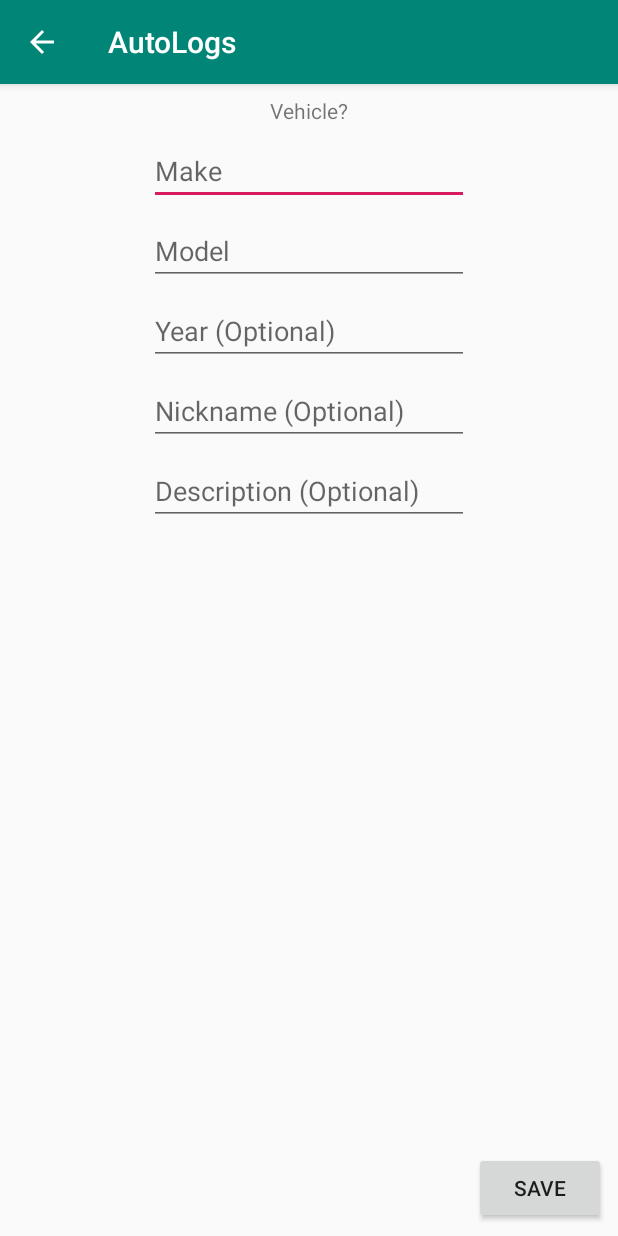
After one commit to MATTALUI/AutologsMobile--Android, an Android app: the CreateVehicleActivity screen opened directly, with no data from a screen before it, on a phone screen of 412 x 824 dp. The commit adds this screen. Run offline under Robolectric (Android 15) with nearby library versions, the phone set to English and light mode, and no system bars; network calls fail.

Commit message:
feat(#4): add ability to create a vehicle

```diff
--- a/app/src/main/AndroidManifest.xml
+++ b/app/src/main/AndroidManifest.xml
@@ -27,6 +27,10 @@
             android:name=".ViewVehicles"
             android:parentActivityName=".ViewLogs">
         </activity>
+        <activity
+            android:name=".CreateVehicleActivity"
+            android:parentActivityName=".ViewVehicles">
+        </activity>
     </application>
     <uses-permission android:name="android.permission.INTERNET"/>
 </manifest>
--- /dev/null
+++ b/app/src/main/java/io/mattalui/autologs/CreateVehicleActivity.java
@@ -0,0 +1,44 @@
+package io.mattalui.autologs;
+
+import android.content.Intent;
+import android.view.View;
+import android.widget.Toast;
+
+import io.mattalui.autologs.models.Vehicle;
+import io.mattalui.autologs.services.AutologsServices;
+
+public class CreateVehicleActivity extends VehicleActivity {
+    @Override
+    protected void fetchVehicle() {
+        vehicle = new Vehicle();
+    }
+
+    public void save(View v){
+        vehicle.make = makeInput.getText().toString();
+        vehicle.model = modelInput.getText().toString();
+        vehicle.year = yearInput.getText().toString();
+        vehicle.nickname = nicknameInput.getText().toString();
+        vehicle.description = descriptionInput.getText().toString();
+
+        final Vehicle newVehicle = vehicle;
+        final CreateVehicleActivity that = this;
+
+        new Thread(new Runnable() {
+            @Override
+            public void run() {
+                final Vehicle createdVehicle = new AutologsServices(usertoken).createVehicle(newVehicle);
+
+                that.runOnUiThread(new Runnable() {
+                    @Override
+                    public void run() {
+                        Toast myToast = Toast.makeText(that, "Successfully created " +  createdVehicle.toString(), Toast.LENGTH_LONG);
+                        myToast.show();
+
+                        Intent intent = new Intent(that, ViewVehicles.class);
+                        startActivity(intent);
+                    }
+                });
+            }
+        }).start();
+    }
+}
--- /dev/null
+++ b/app/src/main/java/io/mattalui/autologs/VehicleActivity.java
@@ -0,0 +1,32 @@
+package io.mattalui.autologs;
+
+import android.os.Bundle;
+import android.widget.EditText;
+
+import io.mattalui.autologs.UserProtectedActivity;
+import io.mattalui.autologs.models.Vehicle;
+
+public class VehicleActivity extends UserProtectedActivity {
+    protected Vehicle vehicle;
+    protected EditText makeInput;
+    protected EditText modelInput;
+    protected EditText yearInput;
+    protected EditText nicknameInput;
+    protected EditText descriptionInput;
+
+    @Override
+    protected void onCreate(Bundle savedInstanceState) {
+        super.onCreate(savedInstanceState);
+        setContentView(R.layout.activity_vehicle_form);
+
+        makeInput = (EditText)findViewById(R.id.makeInput);
+        modelInput = (EditText)findViewById(R.id.modelInput);
+        yearInput = (EditText)findViewById(R.id.yearInput);
+        nicknameInput = (EditText)findViewById(R.id.nicknameInput);
+        descriptionInput = (EditText)findViewById(R.id.descriptionInput);
+
+        fetchVehicle();
+    }
+
+    protected void fetchVehicle() {}
+}
--- a/app/src/main/java/io/mattalui/autologs/ViewVehicles.java
+++ b/app/src/main/java/io/mattalui/autologs/ViewVehicles.java
@@ -48,4 +48,9 @@
         Intent intent = new Intent(this, ViewLogs.class);
         startActivity(intent);
     }
+
+    public void createVehicle(View v){
+        Intent intent = new Intent(this, CreateVehicleActivity.class);
+        startActivity(intent);
+    }
 }
--- /dev/null
+++ b/app/src/main/res/layout/activity_vehicle_form.xml
@@ -0,0 +1,104 @@
+<?xml version="1.0" encoding="utf-8"?>
+<android.support.constraint.ConstraintLayout
+    xmlns:android="http://schemas.android.com/apk/res/android"
+    xmlns:app="http://schemas.android.com/apk/res-auto"
+    xmlns:tools="http://schemas.android.com/tools"
+    android:layout_width="match_parent"
+    android:layout_height="match_parent">
+
+    <EditText
+        android:id="@+id/makeInput"
+        android:layout_width="wrap_content"
+        android:layout_height="wrap_content"
+        android:layout_marginStart="8dp"
+        android:layout_marginTop="8dp"
+        android:layout_marginEnd="8dp"
+        android:ems="10"
+        android:hint="@string/make_cta"
+        android:inputType="textPersonName"
+        app:layout_constraintEnd_toEndOf="parent"
+        app:layout_constraintStart_toStartOf="parent"
+        app:layout_constraintTop_toBottomOf="@+id/textView5" />
+
+    <TextView
+        android:id="@+id/textView5"
+        android:layout_width="wrap_content"
+        android:layout_height="wrap_content"
+        android:layout_marginStart="8dp"
+        android:layout_marginTop="8dp"
+        android:layout_marginEnd="8dp"
+        android:text="Vehicle?"
+        app:layout_constraintEnd_toEndOf="parent"
+        app:layout_constraintStart_toStartOf="parent"
+        app:layout_constraintTop_toTopOf="parent" />
+
+    <EditText
+        android:id="@+id/modelInput"
+        android:layout_width="wrap_content"
+        android:layout_height="wrap_content"
+        android:layout_marginStart="8dp"
+        android:layout_marginTop="8dp"
+        android:layout_marginEnd="8dp"
+        android:ems="10"
+        android:hint="@string/model_cta"
+        android:inputType="textPersonName"
+        app:layout_constraintEnd_toEndOf="parent"
+        app:layout_constraintStart_toStartOf="parent"
+        app:layout_constraintTop_toBottomOf="@+id/makeInput" />
+
+    <EditText
+        android:id="@+id/yearInput"
+        android:layout_width="wrap_content"
+        android:layout_height="wrap_content"
+        android:layout_marginStart="8dp"
+        android:layout_marginTop="8dp"
+        android:layout_marginEnd="8dp"
+        android:ems="10"
+        android:hint="@string/year_cta"
+        android:inputType="textPersonName"
+        app:layout_constraintEnd_toEndOf="parent"
+        app:layout_constraintStart_toStartOf="parent"
+        app:layout_constraintTop_toBottomOf="@+id/modelInput" />
+
+    <EditText
+        android:id="@+id/nicknameInput"
+        android:layout_width="wrap_content"
+        android:layout_height="wrap_content"
+        android:layout_marginStart="8dp"
+        android:layout_marginTop="8dp"
+        android:layout_marginEnd="8dp"
+        android:ems="10"
+        android:hint="@string/nickname_cta"
+        android:inputType="textPersonName"
+        app:layout_constraintEnd_toEndOf="parent"
+        app:layout_constraintStart_toStartOf="parent"
+        app:layout_constraintTop_toBottomOf="@+id/yearInput" />
+
+    <EditText
+        android:id="@+id/descriptionInput"
+        android:layout_width="wrap_content"
+        android:layout_height="wrap_content"
+        android:layout_marginStart="8dp"
+        android:layout_marginTop="8dp"
+        android:layout_marginEnd="8dp"
+        android:ems="10"
+        android:hint="@string/description_cta"
+        android:inputType="textPersonName"
+        app:layout_constraintEnd_toEndOf="parent"
+        app:layout_constraintStart_toStartOf="parent"
+        app:layout_constraintTop_toBottomOf="@+id/nicknameInput" />
+
+    <Button
+        android:id="@+id/button5"
+        android:layout_width="wrap_content"
+        android:layout_height="wrap_content"
+        android:layout_marginStart="8dp"
+        android:layout_marginEnd="8dp"
+        android:layout_marginBottom="8dp"
+        android:onClick="save"
+        android:text="@string/save_cta"
+        app:layout_constraintBottom_toBottomOf="parent"
+        app:layout_constraintEnd_toEndOf="parent"
+        app:layout_constraintHorizontal_bias="1.0"
+        app:layout_constraintStart_toStartOf="parent" />
+</android.support.constraint.ConstraintLayout>
--- a/app/src/main/res/layout/activity_view_vehicles.xml
+++ b/app/src/main/res/layout/activity_view_vehicles.xml
@@ -41,4 +41,17 @@
         app:layout_constraintEnd_toEndOf="parent"
         app:layout_constraintHorizontal_bias="0.0"
         app:layout_constraintStart_toStartOf="parent" />
+
+    <Button
+        android:id="@+id/button6"
+        android:layout_width="wrap_content"
+        android:layout_height="wrap_content"
+        android:layout_marginStart="8dp"
+        android:layout_marginEnd="8dp"
+        android:onClick="createVehicle"
+        android:text="@string/new_cta"
+        app:layout_constraintBottom_toBottomOf="parent"
+        app:layout_constraintEnd_toEndOf="parent"
+        app:layout_constraintHorizontal_bias="1.0"
+        app:layout_constraintStart_toStartOf="@+id/button4" />
 </android.support.constraint.ConstraintLayout>
--- a/app/src/main/res/values/strings.xml
+++ b/app/src/main/res/values/strings.xml
@@ -3,6 +3,8 @@
     <string name="app_name">AutoLogs</string>
     <string name="app_vehicles">Vehicles</string>
     <string name="app_logs">Logs</string>
+    <string name="save_cta">Save</string>
+    <string name="new_cta">New</string>
 
     <!-- LOGIN -->
     <string name="email_cta">Email</string>
@@ -18,6 +20,14 @@
     <string name="nickname_cta">Nickname (Optional)</string>
     <string name="description_cta">Description (Optional)</string>
 
+    <!-- VEHICLE -->
+    <string name="make_cta">Make</string>
+    <string name="model_cta">Model</string>
+    <string name="year_cta">Year (Optional)</string>
+    <!--<string name="nickname_cta">Nickname (Optional)</string>-->
+    <!--<string name="description_cta">Description (Optional)</string>-->
+
+
     <!-- CONSTANTS -->
     <string name="PREFERENCES_USER_DATA">io.mattalui.autologs.USER_SHARED_PREFERENCES</string>
     <string name="CONSTANTS_USERTOKEN">io.mattalui.autologs.USERTOKEN</string>
```
